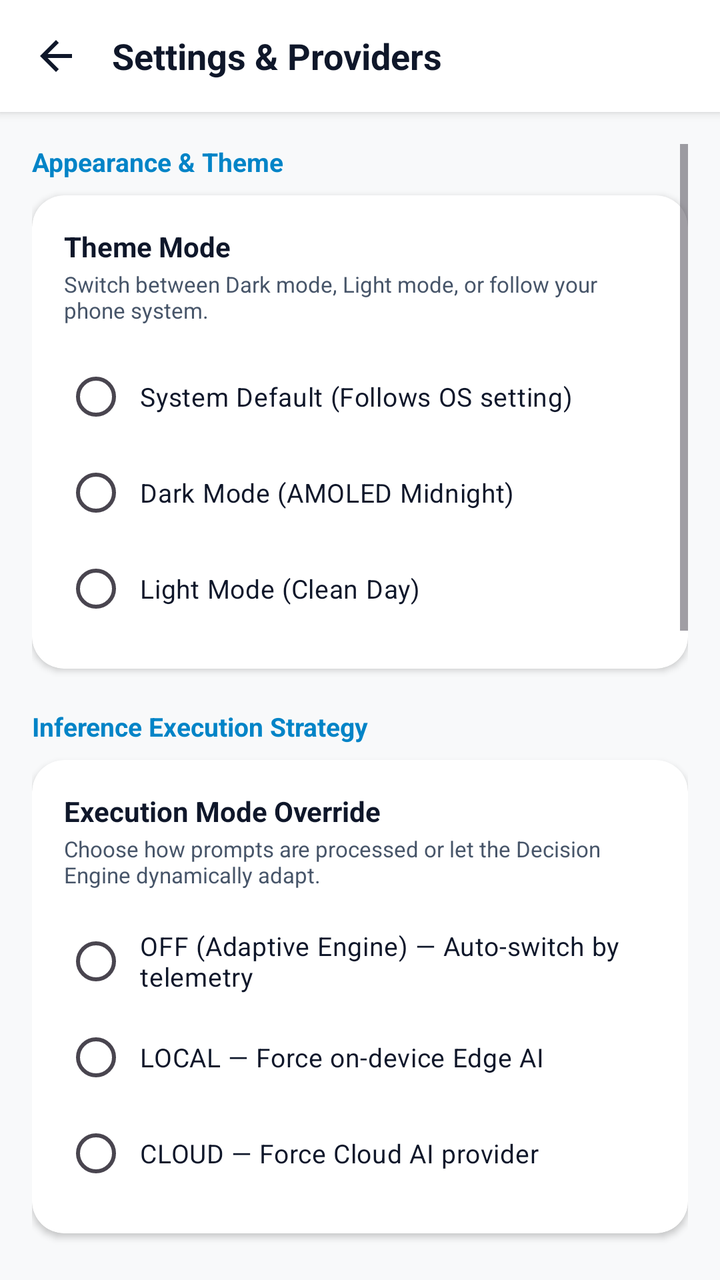
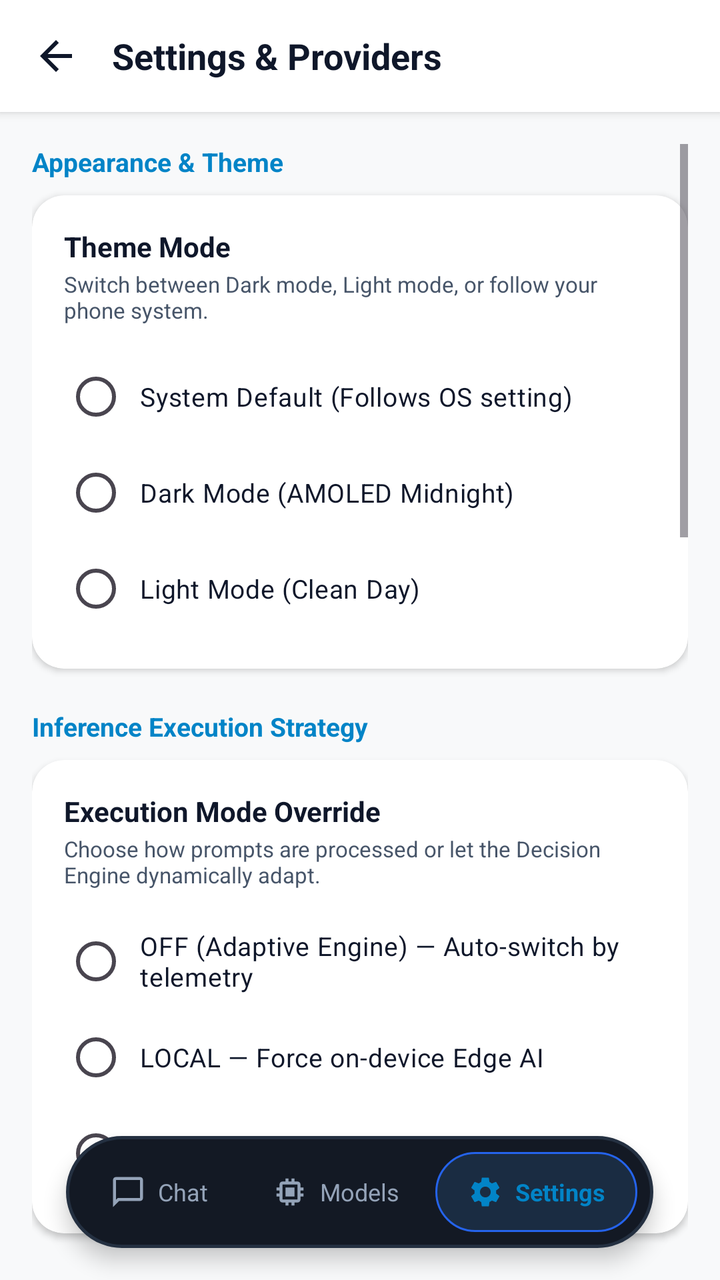

Two renders of the same Android screen: before a commit and after it. Below are the layout's source before the change and the commit's diff.
<!-- AndroidManifest.xml: application theme Theme.DynamicEdgeAI -->
<!-- res/layout/activity_settings.xml -->
<?xml version="1.0" encoding="utf-8"?>
<LinearLayout xmlns:android="http://schemas.android.com/apk/res/android"
    xmlns:app="http://schemas.android.com/apk/res-auto"
    android:layout_width="match_parent"
    android:layout_height="match_parent"
    android:orientation="vertical"
    android:background="@color/app_bg"
    android:fitsSystemWindows="true">

    
    <RelativeLayout
        android:id="@+id/settingsToolbar"
        android:layout_width="match_parent"
        android:layout_height="56dp"
        android:background="@color/app_header_bg"
        android:elevation="3dp"
        android:paddingStart="8dp"
        android:paddingEnd="16dp">

        <ImageButton
            android:id="@+id/btnSettingsBack"
            android:layout_width="40dp"
            android:layout_height="40dp"
            android:layout_centerVertical="true"
            android:background="?attr/selectableItemBackgroundBorderless"
            android:src="@drawable/ic_arrow_back"
            app:tint="@color/app_text_primary"
            android:contentDescription="Back" />

        <TextView
            android:layout_width="wrap_content"
            android:layout_height="wrap_content"
            android:layout_toEndOf="@id/btnSettingsBack"
            android:layout_centerVertical="true"
            android:layout_marginStart="8dp"
            android:text="Settings &amp; Providers"
            android:textColor="@color/app_text_primary"
            android:textSize="18sp"
            android:textStyle="bold" />
    </RelativeLayout>

    <ScrollView
        android:layout_width="match_parent"
        android:layout_height="match_parent"
        android:padding="16dp">

        <LinearLayout
            android:layout_width="match_parent"
            android:layout_height="wrap_content"
            android:orientation="vertical">

            
            <TextView
                android:layout_width="wrap_content"
                android:layout_height="wrap_content"
                android:text="Appearance &amp; Theme"
                android:textColor="@color/accent_blue"
                android:textSize="13sp"
                android:textStyle="bold"
                android:layout_marginBottom="8dp" />

            <androidx.cardview.widget.CardView
                android:layout_width="match_parent"
                android:layout_height="wrap_content"
                app:cardCornerRadius="16dp"
                app:cardElevation="2dp"
                app:cardBackgroundColor="@color/app_surface_card"
                android:layout_marginBottom="20dp">

                <LinearLayout
                    android:layout_width="match_parent"
                    android:layout_height="wrap_content"
                    android:orientation="vertical"
                    android:padding="16dp">

                    <TextView
                        android:layout_width="wrap_content"
                        android:layout_height="wrap_content"
                        android:text="Theme Mode"
                        android:textSize="14sp"
                        android:textStyle="bold"
                        android:textColor="@color/app_text_primary" />

                    <TextView
                        android:layout_width="wrap_content"
                        android:layout_height="wrap_content"
                        android:text="Switch between Dark mode, Light mode, or follow your phone system."
                        android:textSize="11sp"
                        android:textColor="@color/app_text_secondary"
                        android:layout_marginTop="2dp"
                        android:layout_marginBottom="12dp" />

                    <RadioGroup
                        android:id="@+id/radioGroupTheme"
                        android:layout_width="match_parent"
                        android:layout_height="wrap_content"
                        android:orientation="vertical">

                        <RadioButton
                            android:id="@+id/radioThemeSystem"
                            android:layout_width="match_parent"
                            android:layout_height="wrap_content"
                            android:text="System Default (Follows OS setting)"
                            android:textColor="@color/app_text_primary"
                            android:buttonTint="@color/accent_blue"
                            android:textSize="13sp"
                            android:paddingStart="6dp" />

                        <RadioButton
                            android:id="@+id/radioThemeDark"
                            android:layout_width="match_parent"
                            android:layout_height="wrap_content"
                            android:text="Dark Mode (AMOLED Midnight)"
                            android:textColor="@color/app_text_primary"
                            android:buttonTint="@color/accent_blue"
                            android:textSize="13sp"
                            android:paddingStart="6dp" />

                        <RadioButton
                            android:id="@+id/radioThemeLight"
                            android:layout_width="match_parent"
                            android:layout_height="wrap_content"
                            android:text="Light Mode (Clean Day)"
                            android:textColor="@color/app_text_primary"
                            android:buttonTint="@color/accent_blue"
                            android:textSize="13sp"
                            android:paddingStart="6dp" />
                    </RadioGroup>
                </LinearLayout>
            </androidx.cardview.widget.CardView>

            
            <TextView
                android:layout_width="wrap_content"
                android:layout_height="wrap_content"
                android:text="Inference Execution Strategy"
                android:textColor="@color/accent_blue"
                android:textSize="13sp"
                android:textStyle="bold"
                android:layout_marginBottom="8dp" />

            <androidx.cardview.widget.CardView
                android:layout_width="match_parent"
                android:layout_height="wrap_content"
                app:cardCornerRadius="16dp"
                app:cardElevation="2dp"
                app:cardBackgroundColor="@color/app_surface_card"
                android:layout_marginBottom="20dp">

                <LinearLayout
                    android:layout_width="match_parent"
                    android:layout_height="wrap_content"
                    android:orientation="vertical"
                    android:padding="16dp">

                    <TextView
                        android:layout_width="wrap_content"
                        android:layout_height="wrap_content"
                        android:text="Execution Mode Override"
                        android:textSize="14sp"
                        android:textStyle="bold"
                        android:textColor="@color/app_text_primary" />

                    <TextView
                        android:layout_width="wrap_content"
                        android:layout_height="wrap_content"
                        android:text="Choose how prompts are processed or let the Decision Engine dynamically adapt."
                        android:textSize="11sp"
                        android:textColor="@color/app_text_secondary"
                        android:layout_marginTop="2dp"
                        android:layout_marginBottom="12dp" />

                    <RadioGroup
                        android:id="@+id/radioGroupInferenceOverride"
                        android:layout_width="match_parent"
                        android:layout_height="wrap_content"
                        android:orientation="vertical">

                        <RadioButton
                            android:id="@+id/radioOverrideOff"
                            android:layout_width="match_parent"
                            android:layout_height="wrap_content"
                            android:text="OFF (Adaptive Engine) — Auto-switch by telemetry"
                            android:textColor="@color/app_text_primary"
                            android:buttonTint="@color/accent_blue"
                            android:textSize="13sp"
                            android:paddingStart="6dp" />

                        <RadioButton
                            android:id="@+id/radioOverrideLocal"
                            android:layout_width="match_parent"
                            android:layout_height="wrap_content"
                            android:text="LOCAL — Force on-device Edge AI"
                            android:textColor="@color/app_text_primary"
                            android:buttonTint="@color/status_green"
                            android:textSize="13sp"
                            android:paddingStart="6dp" />

                        <RadioButton
                            android:id="@+id/radioOverrideCloud"
                            android:layout_width="match_parent"
                            android:layout_height="wrap_content"
                            android:text="CLOUD — Force Cloud AI provider"
                            android:textColor="@color/app_text_primary"
                            android:buttonTint="@color/mode_cloud"
                            android:textSize="13sp"
                            android:paddingStart="6dp" />
                    </RadioGroup>
                </LinearLayout>
            </androidx.cardview.widget.CardView>

            
            <TextView
                android:layout_width="wrap_content"
                android:layout_height="wrap_content"
                android:text="Active Cloud AI Provider"
                android:textColor="@color/accent_blue"
                android:textSize="13sp"
                android:textStyle="bold"
                android:layout_marginBottom="8dp" />

            <androidx.cardview.widget.CardView
                android:layout_width="match_parent"
                android:layout_height="wrap_content"
                app:cardCornerRadius="16dp"
                app:cardElevation="2dp"
                app:cardBackgroundColor="@color/app_surface_card"
                android:layout_marginBottom="20dp">

                <LinearLayout
                    android:layout_width="match_parent"
                    android:layout_height="wrap_content"
                    android:orientation="vertical"
                    android:padding="16dp">

                    <TextView
                        android:layout_width="wrap_content"
                        android:layout_height="wrap_content"
                        android:text="Select provider used when routing to Cloud AI:"
                        android:textColor="@color/app_text_secondary"
                        android:textSize="12sp"
                        android:layout_marginBottom="12dp" />

                    <RadioGroup
                        android:id="@+id/radioGroupProviders"
                        android:layout_width="match_parent"
                        android:layout_height="wrap_content">

                        <RadioButton
                            android:id="@+id/radioGemini"
                            android:layout_width="match_parent"
                            android:layout_height="wrap_content"
                            android:text="Google Gemini (Gemini 2.5 Flash)"
                            android:textSize="14sp"
                            android:textColor="@color/app_text_primary"
                            android:buttonTint="@color/accent_blue"
                            android:paddingVertical="4dp"
                            android:paddingStart="6dp" />

                        <RadioButton
                            android:id="@+id/radioOpenAI"
                            android:layout_width="match_parent"
                            android:layout_height="wrap_content"
                            android:text="OpenAI (GPT-4o mini)"
                            android:textSize="14sp"
                            android:textColor="@color/app_text_primary"
                            android:buttonTint="@color/accent_blue"
                            android:paddingVertical="4dp"
                            android:paddingStart="6dp" />

                        <RadioButton
                            android:id="@+id/radioGroq"
                            android:layout_width="match_parent"
                            android:layout_height="wrap_content"
                            android:text="Groq (Llama 3.3 70B - Ultra Fast)"
                            android:textSize="14sp"
                            android:textColor="@color/app_text_primary"
                            android:buttonTint="@color/accent_blue"
                            android:paddingVertical="4dp"
                            android:paddingStart="6dp" />

                        <RadioButton
                            android:id="@+id/radioOpenRouter"
                            android:layout_width="match_parent"
                            android:layout_height="wrap_content"
                            android:text="OpenRouter (Universal Model Router)"
                            android:textSize="14sp"
                            android:textColor="@color/app_text_primary"
                            android:buttonTint="@color/accent_blue"
                            android:paddingVertical="4dp"
                            android:paddingStart="6dp" />

                        <RadioButton
                            android:id="@+id/radioAnthropic"
                            android:layout_width="match_parent"
                            android:layout_height="wrap_content"
                            android:text="Anthropic Claude (Claude 3.5 Haiku)"
                            android:textSize="14sp"
                            android:textColor="@color/app_text_primary"
                            android:buttonTint="@color/accent_blue"
                            android:paddingVertical="4dp"
                            android:paddingStart="6dp" />
                    </RadioGroup>
                </LinearLayout>
            </androidx.cardview.widget.CardView>

            
            <TextView
                android:layout_width="wrap_content"
                android:layout_height="wrap_content"
                android:text="Client-Side API Keys"
                android:textColor="@color/accent_blue"
                android:textSize="13sp"
                android:textStyle="bold"
                android:layout_marginBottom="4dp" />

            <TextView
                android:layout_width="wrap_content"
                android:layout_height="wrap_content"
                android:text="All keys are saved 100% locally on your phone. No keys are hardcoded or sent to third-party servers."
                android:textColor="@color/app_text_secondary"
                android:textSize="11sp"
                android:layout_marginBottom="12dp" />

            
            <LinearLayout
                android:id="@+id/platformCardsContainer"
                android:layout_width="match_parent"
                android:layout_height="wrap_content"
                android:orientation="vertical"
                android:layout_marginBottom="20dp" />

            
            <TextView
                android:layout_width="wrap_content"
                android:layout_height="wrap_content"
                android:text="Privacy &amp; Memory"
                android:textColor="@color/accent_blue"
                android:textSize="13sp"
                android:textStyle="bold"
                android:layout_marginBottom="8dp" />

            <androidx.cardview.widget.CardView
                android:layout_width="match_parent"
                android:layout_height="wrap_content"
                app:cardCornerRadius="16dp"
                app:cardElevation="2dp"
                app:cardBackgroundColor="@color/app_surface_card"
                android:layout_marginBottom="24dp">

                <LinearLayout
                    android:layout_width="match_parent"
                    android:layout_height="wrap_content"
                    android:orientation="vertical"
                    android:padding="16dp">

                    <RelativeLayout
                        android:layout_width="match_parent"
                        android:layout_height="wrap_content"
                        android:layout_marginBottom="12dp">

                        <LinearLayout
                            android:layout_width="wrap_content"
                            android:layout_height="wrap_content"
                            android:orientation="vertical"
                            android:layout_alignParentStart="true"
                            android:layout_toStartOf="@+id/switchSettingsMemory">

                            <TextView
                                android:layout_width="wrap_content"
                                android:layout_height="wrap_content"
                                android:text="Long-Term Chat Memory"
                                android:textSize="14sp"
                                android:textStyle="bold"
                                android:textColor="@color/app_text_primary" />

                            <TextView
                                android:layout_width="wrap_content"
                                android:layout_height="wrap_content"
                                android:text="Extracts preferences and instructions across chats"
                                android:textSize="11sp"
                                android:textColor="@color/app_text_secondary" />
                        </LinearLayout>

                        <Switch
                            android:id="@+id/switchSettingsMemory"
                            android:layout_width="wrap_content"
                            android:layout_height="wrap_content"
                            android:layout_alignParentEnd="true"
                            android:layout_centerVertical="true" />
                    </RelativeLayout>

                    <Button
                        android:id="@+id/btnManageAllMemories"
                        style="?android:attr/borderlessButtonStyle"
                        android:layout_width="match_parent"
                        android:layout_height="wrap_content"
                        android:text="Inspect &amp; Manage Stored Memories"
                        android:textColor="@color/accent_blue"
                        android:textSize="13sp" />
                </LinearLayout>
            </androidx.cardview.widget.CardView>

            
            <TextView
                android:id="@+id/txtSettingsAppVersion"
                android:layout_width="match_parent"
                android:layout_height="wrap_content"
                android:text="DynamicEdgeAI"
                android:gravity="center"
                android:textColor="@color/app_text_muted"
                android:textSize="12sp"
                android:layout_marginBottom="12dp" />

            
            <Button
                android:id="@+id/btnSettingsCheckUpdates"
                android:layout_width="match_parent"
                android:layout_height="46dp"
                android:text="Check for Updates"
                android:textColor="@color/accent_blue"
                android:textSize="13sp"
                android:background="@drawable/bg_input_outline"
                android:layout_marginStart="24dp"
                android:layout_marginEnd="24dp"
                android:layout_marginBottom="8dp" />

            <TextView
                android:id="@+id/txtSettingsUpdateStatus"
                android:layout_width="match_parent"
                android:layout_height="wrap_content"
                android:gravity="center"
                android:textColor="@color/accent_blue"
                android:textSize="11sp"
                android:visibility="gone"
                android:layout_marginBottom="12dp" />

            <TextView
                android:layout_width="match_parent"
                android:layout_height="wrap_content"
                android:text="Open Source on GitHub: mpsinghji/DynamicEdgeAI"
                android:gravity="center"
                android:textColor="@color/app_text_muted"
                android:textSize="11sp"
                android:layout_marginBottom="32dp" />

        </LinearLayout>
    </ScrollView>
</LinearLayout>
<!-- resources referenced by this layout -->
<resources>
  <color name="accent_blue">#0284C7</color>
  <color name="app_bg">#F8F9FA</color>
  <color name="app_header_bg">#FFFFFF</color>
  <color name="app_surface_card">#FFFFFF</color>
  <color name="app_text_muted">#94A3B8</color>
  <color name="app_text_primary">#0F172A</color>
  <color name="app_text_secondary">#475569</color>
  <color name="mode_cloud">#0284C7</color>
  <color name="status_green">#16A34A</color>
  <color name="app_input_bg">#F1F5F9</color>
  <color name="app_input_outline">#E2E8F0</color>
  <color name="btn_blue">#2563EB</color>
  <color name="white">#FFFFFFFF</color>
  <!-- unchanged entries left out for length: 3 -->
</resources>

<!-- the commit's change to res/layout/activity_settings.xml (unified diff, before → after) -->
@@ -1,9 +1,8 @@
 <?xml version="1.0" encoding="utf-8"?>
-<LinearLayout xmlns:android="http://schemas.android.com/apk/res/android"
+<RelativeLayout xmlns:android="http://schemas.android.com/apk/res/android"
     xmlns:app="http://schemas.android.com/apk/res-auto"
     android:layout_width="match_parent"
     android:layout_height="match_parent"
-    android:orientation="vertical"
     android:background="@color/app_bg"
     android:fitsSystemWindows="true">
 
@@ -42,7 +41,12 @@
     <ScrollView
         android:layout_width="match_parent"
         android:layout_height="match_parent"
-        android:padding="16dp">
+        android:layout_below="@id/settingsToolbar"
+        android:clipToPadding="false"
+        android:paddingStart="16dp"
+        android:paddingEnd="16dp"
+        android:paddingTop="16dp"
+        android:paddingBottom="84dp">
 
         <LinearLayout
             android:layout_width="match_parent"
@@ -317,10 +321,61 @@
             <TextView
                 android:layout_width="wrap_content"
                 android:layout_height="wrap_content"
-                android:text="All keys are saved 100% locally on your phone. No keys are hardcoded or sent to third-party servers."
+                android:text="Select a provider from the dropdown to view or configure API keys. All keys remain 100% on your device."
                 android:textColor="@color/app_text_secondary"
                 android:textSize="11sp"
-                android:layout_marginBottom="12dp" />
+                android:layout_marginBottom="10dp" />
+
+            
+            <androidx.cardview.widget.CardView
+                android:layout_width="match_parent"
+                android:layout_height="wrap_content"
+                app:cardCornerRadius="16dp"
+                app:cardElevation="2dp"
+                app:cardBackgroundColor="@color/app_surface_card"
+                android:layout_marginBottom="10dp">
+
+                <LinearLayout
+                    android:layout_width="match_parent"
+                    android:layout_height="wrap_content"
+                    android:orientation="vertical"
+                    android:padding="14dp">
+
+                    <TextView
+                        android:layout_width="wrap_content"
+                        android:layout_height="wrap_content"
+                        android:text="Select Provider to Configure Key:"
+                        android:textSize="12sp"
+                        android:textStyle="bold"
+                        android:textColor="@color/app_text_primary"
+                        android:layout_marginBottom="6dp" />
+
+                    
+                    <Spinner
+                        android:id="@+id/spinnerApiKeyProvider"
+                        android:layout_width="match_parent"
+                        android:layout_height="44dp"
+                        android:background="@drawable/card_outline"
+                        android:paddingStart="12dp"
+                        android:paddingEnd="12dp"
+                        android:spinnerMode="dropdown" />
+
+                    
+                    <HorizontalScrollView
+                        android:layout_width="match_parent"
+                        android:layout_height="wrap_content"
+                        android:scrollbars="none"
+                        android:layout_marginTop="10dp">
+
+                        <LinearLayout
+                            android:id="@+id/containerKeyQuickChips"
+                            android:layout_width="wrap_content"
+                            android:layout_height="wrap_content"
+                            android:orientation="horizontal"
+                            android:gravity="center_vertical" />
+                    </HorizontalScrollView>
+                </LinearLayout>
+            </androidx.cardview.widget.CardView>
 
             
             <LinearLayout
@@ -446,4 +501,106 @@
 
         </LinearLayout>
     </ScrollView>
-</LinearLayout>
+
+    
+    <LinearLayout
+        android:id="@+id/floatingBottomDockSettings"
+        android:layout_width="wrap_content"
+        android:layout_height="56dp"
+        android:layout_alignParentBottom="true"
+        android:layout_centerHorizontal="true"
+        android:layout_marginBottom="16dp"
+        android:background="@drawable/bg_floating_bottom_bar"
+        android:elevation="6dp"
+        android:orientation="horizontal"
+        android:gravity="center_vertical"
+        android:paddingStart="8dp"
+        android:paddingEnd="8dp">
+
+        
+        <LinearLayout
+            android:id="@+id/btnNavChatSettings"
+            android:layout_width="wrap_content"
+            android:layout_height="40dp"
+            android:orientation="horizontal"
+            android:gravity="center"
+            android:paddingStart="14dp"
+            android:paddingEnd="14dp"
+            android:background="?attr/selectableItemBackgroundBorderless"
+            android:clickable="true"
+            android:focusable="true">
+
+            <ImageView
+                android:layout_width="18dp"
+                android:layout_height="18dp"
+                android:src="@drawable/ic_chat"
+                app:tint="@color/app_text_muted" />
+
+            <TextView
+                android:layout_width="wrap_content"
+                android:layout_height="wrap_content"
+                android:text="Chat"
+                android:textSize="12sp"
+                android:textColor="@color/app_text_muted"
+                android:layout_marginStart="6dp" />
+        </LinearLayout>
+
+        
+        <LinearLayout
+            android:id="@+id/btnNavModelsSettings"
+            android:layout_width="wrap_content"
+            android:layout_height="40dp"
+            android:orientation="horizontal"
+            android:gravity="center"
+            android:paddingStart="14dp"
+            android:paddingEnd="14dp"
+            android:background="?attr/selectableItemBackgroundBorderless"
+            android:clickable="true"
+            android:focusable="true"
+            android:layout_marginStart="4dp"
+            android:layout_marginEnd="4dp">
+
+            <ImageView
+                android:layout_width="18dp"
+                android:layout_height="18dp"
+                android:src="@drawable/ic_cpu"
+                app:tint="@color/app_text_muted" />
+
+            <TextView
+                android:layout_width="wrap_content"
+                android:layout_height="wrap_content"
+                android:text="Models"
+                android:textSize="12sp"
+                android:textColor="@color/app_text_muted"
+                android:layout_marginStart="6dp" />
+        </LinearLayout>
+
+        
+        <LinearLayout
+            android:id="@+id/btnNavSettingsCurrent"
+            android:layout_width="wrap_content"
+            android:layout_height="40dp"
+            android:orientation="horizontal"
+            android:gravity="center"
+            android:paddingStart="16dp"
+            android:paddingEnd="16dp"
+            android:background="@drawable/bg_floating_nav_active">
+
+            <ImageView
+                android:layout_width="18dp"
+                android:layout_height="18dp"
+                android:src="@drawable/ic_settings"
+                app:tint="@color/accent_blue" />
+
+            <TextView
+                android:layout_width="wrap_content"
+                android:layout_height="wrap_content"
+                android:text="Settings"
+                android:textSize="12sp"
+                android:textStyle="bold"
+                android:textColor="@color/accent_blue"
+                android:layout_marginStart="6dp" />
+        </LinearLayout>
+    </LinearLayout>
+
+</RelativeLayout>
<!-- resource entries referenced after the edit -->
@@ -9,8 +9,68 @@
   <color name="app_text_secondary">#475569</color>
   <color name="mode_cloud">#0284C7</color>
   <color name="status_green">#16A34A</color>
+  <!-- drawable bg_floating_bottom_bar (drawable) -->
+  <?xml version="1.0" encoding="utf-8"?>
+  <shape xmlns:android="http://schemas.android.com/apk/res/android"
+      android:shape="rectangle">
+      <solid android:color="#131924" />
+      <corners android:radius="32dp" />
+      <stroke
+          android:width="1.5dp"
+          android:color="#243041" />
+  </shape>
+  <!-- drawable bg_floating_nav_active (drawable) -->
+  <?xml version="1.0" encoding="utf-8"?>
+  <shape xmlns:android="http://schemas.android.com/apk/res/android"
+      android:shape="rectangle">
+      <solid android:color="#1A2C42" />
+      <corners android:radius="24dp" />
+      <stroke
+          android:width="1dp"
+          android:color="#2563EB" />
+  </shape>
+  <!-- drawable card_outline (drawable) -->
+  <?xml version="1.0" encoding="utf-8"?>
+  <shape xmlns:android="http://schemas.android.com/apk/res/android">
+      <solid android:color="@color/app_surface" />
+      <stroke android:width="1dp" android:color="@color/app_surface_outline" />
+      <corners android:radius="12dp" />
+  </shape>
+  <!-- drawable ic_chat (drawable) -->
+  <vector xmlns:android="http://schemas.android.com/apk/res/android"
+      android:width="24dp"
+      android:height="24dp"
+      android:viewportWidth="24"
+      android:viewportHeight="24">
+    <path
+        android:fillColor="#FFFFFFFF"
+        android:pathData="M20,2H4c-1.1,0 -2,0.9 -2,2v18l4,-4h14c1.1,0 2,-0.9 2,-2V4c0,-1.1 -0.9,-2 -2,-2zm0,14H5.17L4,17.17V4h16v12z"/>
+  </vector>
+  <!-- drawable ic_cpu (drawable) -->
+  <?xml version="1.0" encoding="utf-8"?>
+  <vector xmlns:android="http://schemas.android.com/apk/res/android"
+      android:width="24dp"
+      android:height="24dp"
+      android:viewportWidth="24"
+      android:viewportHeight="24">
+      <path
+          android:fillColor="#FFFFFFFF"
+          android:pathData="M15,9H9v6h6V9z M21,11V9h-2V7c0,-1.1 -0.9,-2 -2,-2h-2V3h-2v2h-2V3H9v2H7C5.9,5 5,5.9 5,7v2H3v2h2v2H3v2h2v2c0,1.1 0.9,2 2,2h2v2h2v-2h2v2h2v-2h2c1.1,0 2,-0.9 2,-2v-2h2v-2h-2v-2H21z M17,17H7V7h10V17z" />
+  </vector>
+  <!-- drawable ic_settings (drawable) -->
+  <vector xmlns:android="http://schemas.android.com/apk/res/android"
+      android:width="24dp"
+      android:height="24dp"
+      android:viewportWidth="24"
+      android:viewportHeight="24">
+    <path
+        android:fillColor="#333333"
+        android:pathData="M19.14,12.94c0.04,-0.3 0.06,-0.61 0.06,-0.94 0,-0.32 -0.02,-0.64 -0.07,-0.94l2.03,-1.58c0.18,-0.14 0.23,-0.41 0.12,-0.61l-1.92,-3.32c-0.12,-0.22 -0.37,-0.29 -0.59,-0.22l-2.39,0.96c-0.5,-0.38 -1.03,-0.7 -1.62,-0.94L14.4,2.81c-0.04,-0.24 -0.24,-0.41 -0.48,-0.41h-3.84c-0.24,0 -0.43,0.17 -0.47,0.41L9.25,5.35C8.66,5.59 8.12,5.92 7.63,6.29L5.24,5.33c-0.22,-0.08 -0.47,0 -0.59,0.22L2.74,8.87c-0.12,0.21 -0.08,0.47 0.12,0.61l2.03,1.58C4.84,11.36 4.8,11.69 4.8,12s0.02,0.64 0.07,0.94l-2.03,1.58c-0.18,0.14 -0.23,0.41 -0.12,0.61l1.92,3.32c0.12,0.22 0.37,0.29 0.59,0.22l2.39,-0.96c0.5,0.38 1.03,0.7 1.62,0.94l0.36,2.54c0.05,0.24 0.24,0.41 0.48,0.41h3.84c0.24,0 0.44,-0.17 0.47,-0.41l0.36,-2.54c0.59,-0.24 1.13,-0.56 1.62,-0.94l2.39,0.96c0.22,0.08 0.47,0 0.59,-0.22l1.92,-3.32c0.12,-0.22 0.07,-0.47 -0.12,-0.61l-2.01,-1.58zM12,15.6c-1.98,0 -3.6,-1.62 -3.6,-3.6s1.62,-3.6 3.6,-3.6 3.6,1.62 3.6,3.6 -1.62,3.6 -3.6,3.6z"/>
+  </vector>
   <color name="app_input_bg">#F1F5F9</color>
   <color name="app_input_outline">#E2E8F0</color>
+  <color name="app_surface">#FFFFFF</color>
+  <color name="app_surface_outline">#E2E8F0</color>
   <color name="btn_blue">#2563EB</color>
   <color name="white">#FFFFFFFF</color>
   <!-- unchanged entries left out for length: 3 -->
